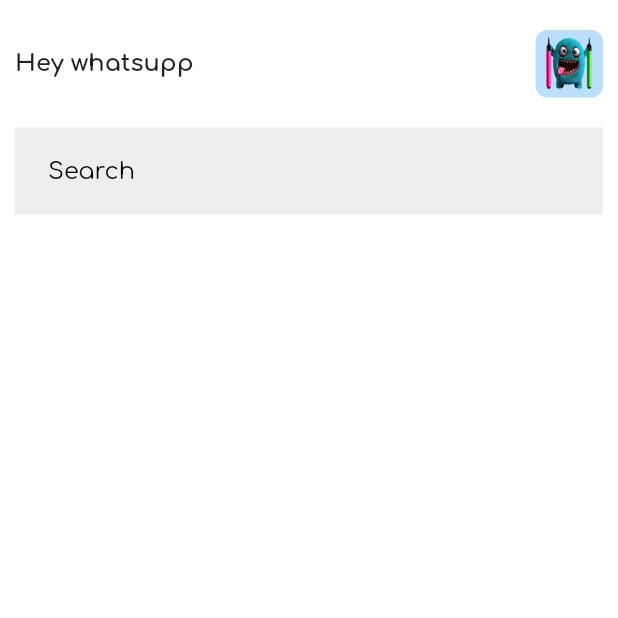
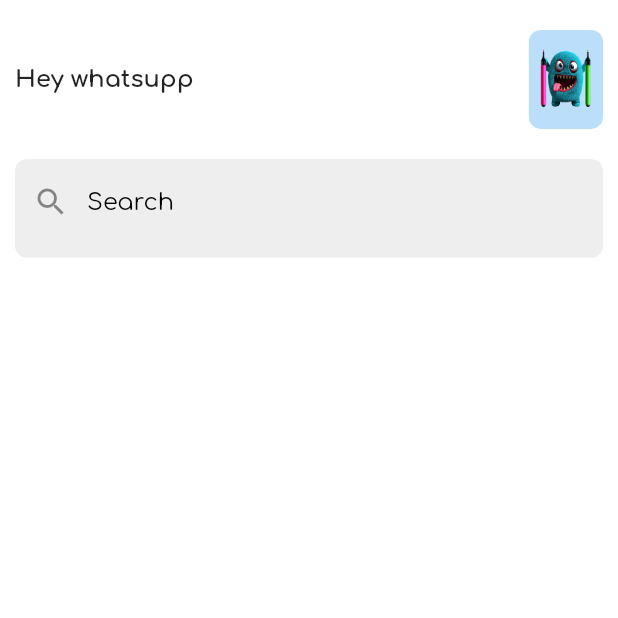
Before and after one commit to erdemgocen44/todo-app, a Flutter app: the screen it shows after launch, on a phone screen of 412 x 824 dp, the top half of it. Run offline on Flutter 3.47's test engine with Material 2 defaults, Android fonts, the phone set to English and light mode, and no system bars.

Commit message:
searchbar tamamlandı

```diff
--- a/lib/Pages/components/custom_appbar.dart
+++ b/lib/Pages/components/custom_appbar.dart
@@ -31,8 +31,8 @@ class CustomAppBarWidget extends StatelessWidget {
               color: Colors.blue[100],
               borderRadius: BorderRadius.circular(8.0),
             ),
-            height: 45,
-            width: 45,
+            height: MediaQuery.of(context).size.height * 0.08,
+            width: MediaQuery.of(context).size.width * 0.12,
           )
         ],
       ),
--- /dev/null
+++ b/lib/Pages/components/searchbar_widget.dart
@@ -0,0 +1,36 @@
+import 'package:flutter/material.dart';
+
+class SearchBarWidget extends StatelessWidget {
+  const SearchBarWidget({
+    Key? key,
+  }) : super(key: key);
+
+  @override
+  Widget build(BuildContext context) {
+    return Padding(
+      padding: const EdgeInsets.symmetric(horizontal: 10),
+      child: Container(
+        height: MediaQuery.of(context).size.height * 0.08,
+        decoration: BoxDecoration(
+          borderRadius: BorderRadius.circular(8.0),
+          color: Colors.grey[200],
+        ),
+        child: TextFormField(
+          decoration: const InputDecoration(
+            prefixIcon: Icon(Icons.search),
+            hintText: "Search",
+            hintStyle: TextStyle(
+              color: Colors.black,
+            ),
+            enabledBorder: OutlineInputBorder(
+              borderSide: BorderSide.none,
+            ),
+            focusedBorder: OutlineInputBorder(
+              borderSide: BorderSide.none,
+            ),
+          ),
+        ),
+      ),
+    );
+  }
+}
--- a/lib/Pages/home_page.dart
+++ b/lib/Pages/home_page.dart
@@ -1,5 +1,7 @@
 import 'package:flutter/material.dart';
 import 'package:todo/Pages/components/custom_appbar.dart';
+
+import 'components/searchbar_widget.dart';
 
 class HomePage extends StatefulWidget {
   const HomePage({Key? key}) : super(key: key);
@@ -15,32 +17,7 @@ class _HomePageState extends State<HomePage> {
       backgroundColor: Colors.white,
       body: SafeArea(
         child: Column(
-          children: [
-            CustomAppBarWidget(),
-            Padding(
-              padding: const EdgeInsets.symmetric(horizontal: 10),
-              child: Container(
-                padding: const EdgeInsets.symmetric(horizontal: 10),
-                decoration: BoxDecoration(
-                  color: Colors.grey[200],
-                ),
-                child: TextFormField(
-                  decoration: const InputDecoration(
-                    hintText: "Search",
-                    hintStyle: TextStyle(
-                      color: Colors.black,
-                    ),
-                    enabledBorder: OutlineInputBorder(
-                      borderSide: BorderSide.none,
-                    ),
-                    focusedBorder: OutlineInputBorder(
-                      borderSide: BorderSide.none,
-                    ),
-                  ),
-                ),
-              ),
-            )
-          ],
+          children: [const CustomAppBarWidget(), SearchBarWidget()],
         ),
       ),
     );
```
Also changed, not shown: 1 other file.
